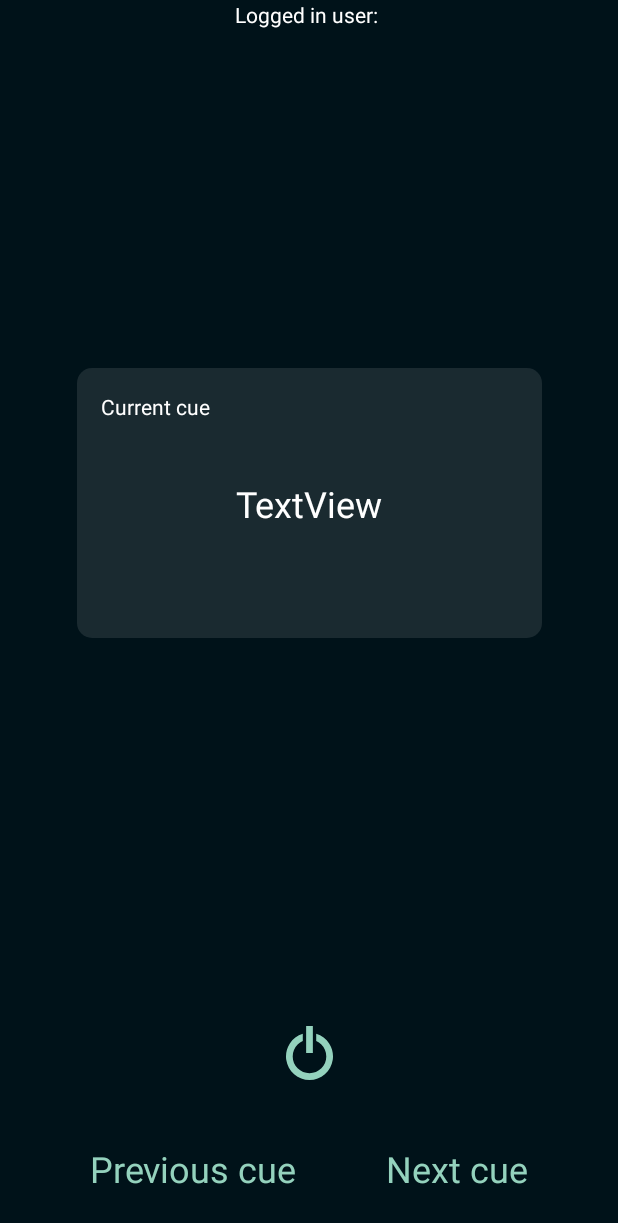
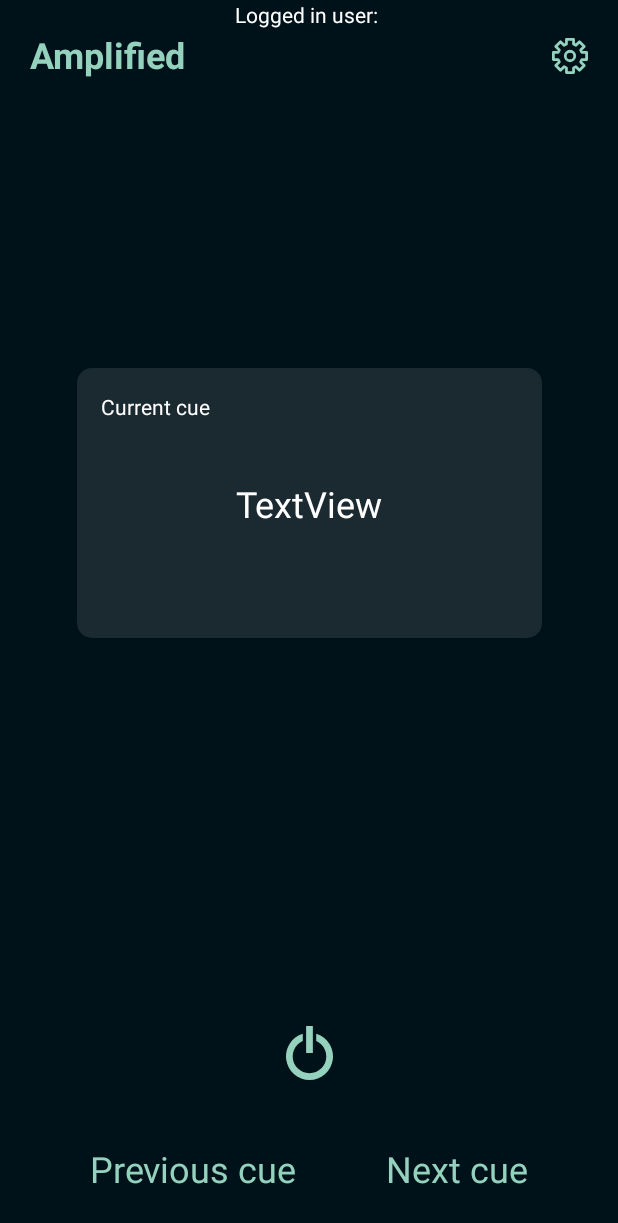
Before and after one commit to adrianflatner/Wearable-Memory-Augmentation, an Android app: the HomeFragment screen opened directly, with no data from a screen before it, on a phone screen of 412 x 824 dp. Shown: the top 1223 px of the screen. Run offline under Robolectric (Android 15) with nearby library versions, the phone set to English and light mode, and no system bars; our stand-ins replace Firebase (no records; nobody signed in at launch, a user with empty details on screens opened directly).

Commit message:
settings fragment

```diff
--- a/Phone/app/src/main/java/no/ntnu/wearablememoryaugmentation/views/HomeFragment.java
+++ b/Phone/app/src/main/java/no/ntnu/wearablememoryaugmentation/views/HomeFragment.java
@@ -25,6 +25,7 @@ public class HomeFragment extends Fragment {
 
     private TextView loggedInUserTextView;
     private Button logOutButton;
+    private Button settingsButton;
 
     private HomeViewModel homeViewModel;
 
@@ -68,6 +69,14 @@ public class HomeFragment extends Fragment {
             }
         });*/
 
+        settingsButton = view.findViewById(R.id.settingsButton);
+        settingsButton.setOnClickListener(new View.OnClickListener() {
+            @Override
+            public void onClick(View view) {
+                Navigation.findNavController(getView()).navigate(R.id.action_homeFragment_to_settingsFragment);
+            }
+        });
+
         Fragment cardFragment = new CardFragment();
         FragmentTransaction transaction = getChildFragmentManager().beginTransaction();
         transaction.add(R.id.card_placeholder, cardFragment).commit();
--- /dev/null
+++ b/Phone/app/src/main/java/no/ntnu/wearablememoryaugmentation/views/SettingsFragment.java
@@ -0,0 +1,27 @@
+package no.ntnu.wearablememoryaugmentation.views;
+
+import android.os.Bundle;
+import android.view.LayoutInflater;
+import android.view.View;
+import android.view.ViewGroup;
+
+import androidx.annotation.NonNull;
+import androidx.annotation.Nullable;
+import androidx.fragment.app.Fragment;
+
+import no.ntnu.wearablememoryaugmentation.R;
+
+public class SettingsFragment extends Fragment {
+    @Override
+    public void onCreate(@Nullable Bundle savedInstanceState) {
+        super.onCreate(savedInstanceState);
+    }
+
+    @Nullable
+    @Override
+    public View onCreateView(@NonNull LayoutInflater inflater, @Nullable ViewGroup container, @Nullable Bundle savedInstanceState) {
+        View view = inflater.inflate(R.layout.fragment_settings, container, false);
+        return view;
+    }
+
+}
--- /dev/null
+++ b/Phone/app/src/main/res/drawable/ic_settings.xml
@@ -0,0 +1,20 @@
+<vector xmlns:android="http://schemas.android.com/apk/res/android"
+    android:width="26dp"
+    android:height="26dp"
+    android:viewportWidth="26"
+    android:viewportHeight="26">
+  <path
+      android:pathData="M10.4286,1V4.4286L8.7143,5.2857L6.1429,2.7143L2.7143,6.1429L5.2857,8.7143L4.4286,10.4286H1V15.5714H4.4286L5.2857,17.2857L2.7143,19.8571L6.1429,23.2857L8.7143,20.7143L10.4286,21.5714V25H15.5714V21.5714L17.2857,20.7143L19.8571,23.2857L23.2857,19.8571L20.7143,17.2857L21.5714,15.5714H25V10.4286H21.5714L20.7143,8.7143L23.2857,6.1429L19.8571,2.7143L17.2857,5.2857L15.5714,4.4286V1H10.4286Z"
+      android:strokeLineJoin="round"
+      android:strokeWidth="2"
+      android:fillColor="#00000000"
+      android:strokeColor="#94D2BD"
+      android:strokeLineCap="round"/>
+  <path
+      android:pathData="M12.9999,16.4286C14.8934,16.4286 16.4284,14.8935 16.4284,13C16.4284,11.1064 14.8934,9.5714 12.9999,9.5714C11.1063,9.5714 9.5713,11.1064 9.5713,13C9.5713,14.8935 11.1063,16.4286 12.9999,16.4286Z"
+      android:strokeLineJoin="round"
+      android:strokeWidth="2"
+      android:fillColor="#00000000"
+      android:strokeColor="#94D2BD"
+      android:strokeLineCap="round"/>
+</vector>
--- a/Phone/app/src/main/res/layout/fragment_home.xml
+++ b/Phone/app/src/main/res/layout/fragment_home.xml
@@ -34,4 +34,27 @@
         app:layout_constraintHorizontal_bias="0.498"
         app:layout_constraintStart_toStartOf="parent" />
 
+    <Button
+        android:id="@+id/settingsButton"
+        android:layout_width="24dp"
+        android:layout_height="24dp"
+        android:layout_marginTop="25dp"
+        android:layout_marginEnd="20dp"
+        android:background="@drawable/ic_settings"
+        app:layout_constraintEnd_toEndOf="@+id/fragment_loggedin_loggedInUser"
+        app:layout_constraintTop_toTopOf="@+id/fragment_loggedin_loggedInUser" />
+
+    <TextView
+        android:id="@+id/TitleText"
+        android:layout_width="wrap_content"
+        android:layout_height="wrap_content"
+        android:layout_marginStart="20dp"
+        android:layout_marginTop="20dp"
+        android:text="Amplified"
+        android:textColor="@color/app_green_action"
+        android:textSize="24sp"
+        android:textStyle="bold"
+        app:layout_constraintStart_toStartOf="parent"
+        app:layout_constraintTop_toTopOf="parent" />
+
 </androidx.constraintlayout.widget.ConstraintLayout>
--- /dev/null
+++ b/Phone/app/src/main/res/layout/fragment_settings.xml
@@ -0,0 +1,6 @@
+<?xml version="1.0" encoding="utf-8"?>
+<androidx.constraintlayout.widget.ConstraintLayout xmlns:android="http://schemas.android.com/apk/res/android"
+    android:layout_width="match_parent"
+    android:layout_height="match_parent">
+
+</androidx.constraintlayout.widget.ConstraintLayout>
--- a/Phone/app/src/main/res/navigation/nav_graph.xml
+++ b/Phone/app/src/main/res/navigation/nav_graph.xml
@@ -19,5 +19,19 @@
         <action
             android:id="@+id/action_homeFragment_to_loginRegisterFragment"
             app:destination="@id/loginRegisterFragment" />
+        <action
+            android:id="@+id/action_homeFragment_to_settingsFragment"
+            app:destination="@id/settingsFragment" />
+    </fragment>
+    <fragment
+        android:id="@+id/settingsFragment"
+        android:name="no.ntnu.wearablememoryaugmentation.views.SettingsFragment"
+        android:label="SettingsFragment" >
+        <action
+            android:id="@+id/action_settingsFragment_to_homeFragment"
+            app:destination="@id/homeFragment" />
+        <action
+            android:id="@+id/action_settingsFragment_to_loginRegisterFragment"
+            app:destination="@id/loginRegisterFragment" />
     </fragment>
 </navigation>
```
